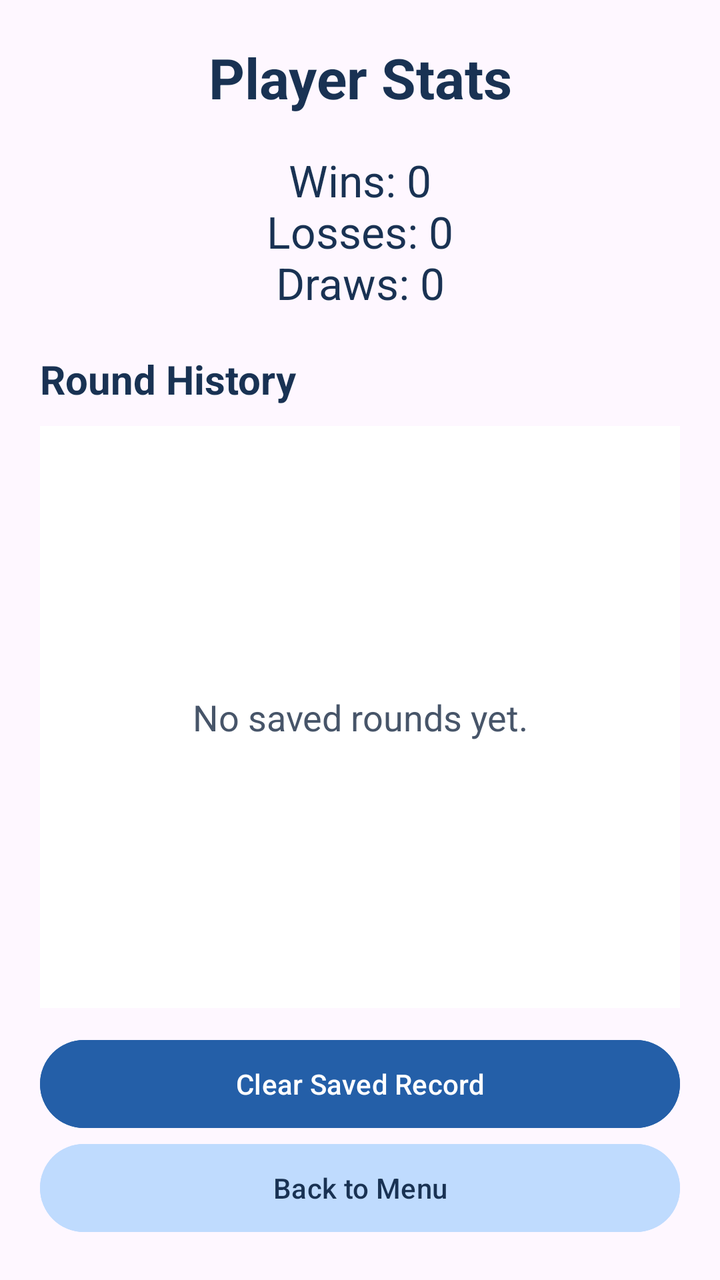
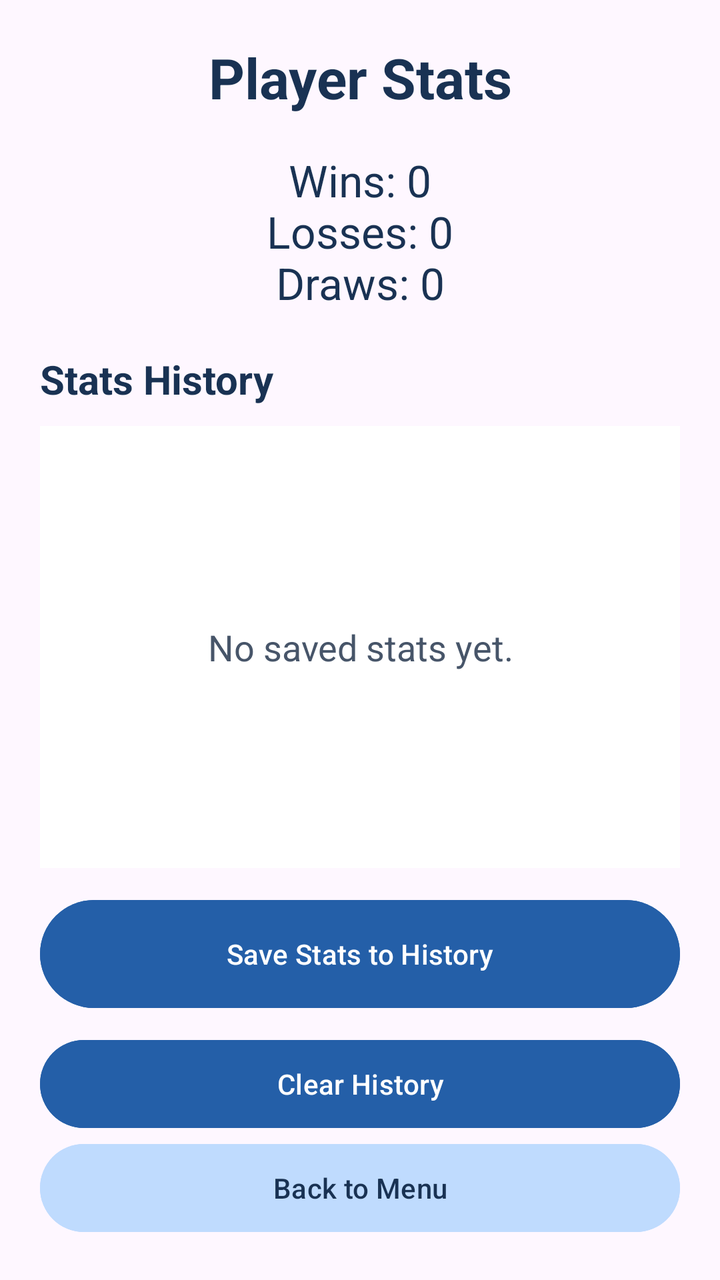

Compare the two renders of this Android layout. The source of the first and the diff that turns it into the second are given below.
<!-- AndroidManifest.xml: application theme Theme.RockPaperScissor1 -->
<!-- res/layout/fragment_stats.xml -->
<?xml version="1.0" encoding="utf-8"?>
<LinearLayout
    xmlns:android="http://schemas.android.com/apk/res/android"
    android:layout_width="match_parent"
    android:layout_height="match_parent"
    android:orientation="vertical"
    android:padding="20dp">

    <TextView
        android:layout_width="match_parent"
        android:layout_height="wrap_content"
        android:text="Player Stats"
        android:textSize="28sp"
        android:textStyle="bold"
        android:textColor="#193253"
        android:gravity="center" />

    <TextView
        android:id="@+id/totalsText"
        android:layout_width="match_parent"
        android:layout_height="wrap_content"
        android:layout_marginTop="18dp"
        android:text="Wins: 0\nLosses: 0\nDraws: 0"
        android:textSize="22sp"
        android:textColor="#193253"
        android:gravity="center" />

    <TextView
        android:layout_width="match_parent"
        android:layout_height="wrap_content"
        android:layout_marginTop="20dp"
        android:text="Round History"
        android:textSize="20sp"
        android:textStyle="bold"
        android:textColor="#193253" />

    <FrameLayout
        android:layout_width="match_parent"
        android:layout_height="0dp"
        android:layout_weight="1"
        android:layout_marginTop="10dp">

        <ListView
            android:id="@+id/historyList"
            android:layout_width="match_parent"
            android:layout_height="match_parent"
            android:background="#FFFFFF" />

        <TextView
            android:id="@+id/emptyHistoryText"
            android:layout_width="match_parent"
            android:layout_height="match_parent"
            android:text="No saved rounds yet."
            android:textSize="18sp"
            android:textColor="#475569"
            android:gravity="center" />

    </FrameLayout>

    <Button
        android:id="@+id/statsClearButton"
        android:layout_width="match_parent"
        android:layout_height="wrap_content"
        android:layout_marginTop="12dp"
        android:minHeight="52dp"
        android:text="Clear Saved Record"
        android:textAllCaps="false"
        android:textColor="#FFFFFF"
        android:backgroundTint="#245FA8" />

    <Button
        android:id="@+id/statsBackButton"
        android:layout_width="match_parent"
        android:layout_height="wrap_content"
        android:minHeight="52dp"
        android:text="Back to Menu"
        android:textAllCaps="false"
        android:textColor="#193253"
        android:backgroundTint="#BFDBFE" />

</LinearLayout>
<!-- resources referenced by this layout -->
<resources>
  <style name="Theme.RockPaperScissor1" parent="Base.Theme.RockPaperScissor1" />
  <style name="Base.Theme.RockPaperScissor1" parent="Theme.Material3.DayNight">
          
          
      </style>
</resources>

<!-- the commit's change to res/layout/fragment_stats.xml (unified diff, before → after) -->
@@ -29,7 +29,7 @@
         android:layout_width="match_parent"
         android:layout_height="wrap_content"
         android:layout_marginTop="20dp"
-        android:text="Round History"
+        android:text="Stats History"
         android:textSize="20sp"
         android:textStyle="bold"
         android:textColor="#193253" />
@@ -50,23 +50,35 @@
             android:id="@+id/emptyHistoryText"
             android:layout_width="match_parent"
             android:layout_height="match_parent"
-            android:text="No saved rounds yet."
+            android:text="No saved stats yet."
             android:textSize="18sp"
             android:textColor="#475569"
             android:gravity="center" />
 
     </FrameLayout>
 
+
     <Button
         android:id="@+id/statsClearButton"
         android:layout_width="match_parent"
+        android:layout_height="62dp"
+        android:layout_marginTop="12dp"
+        android:backgroundTint="#245FA8"
+        android:minHeight="52dp"
+        android:text="Save Stats to History"
+        android:textAllCaps="false"
+        android:textColor="#FFFFFF" />
+
+    <Button
+        android:id="@+id/clearHistoryButton"
+        android:layout_width="match_parent"
         android:layout_height="wrap_content"
-        android:layout_marginTop="12dp"
+        android:layout_marginTop="8dp"
+        android:backgroundTint="#245FA8"
         android:minHeight="52dp"
-        android:text="Clear Saved Record"
+        android:text="Clear History"
         android:textAllCaps="false"
-        android:textColor="#FFFFFF"
-        android:backgroundTint="#245FA8" />
+        android:textColor="#FFFFFF" />
 
     <Button
         android:id="@+id/statsBackButton"
@@ -78,4 +90,5 @@
         android:textColor="#193253"
         android:backgroundTint="#BFDBFE" />
 
+
 </LinearLayout>
